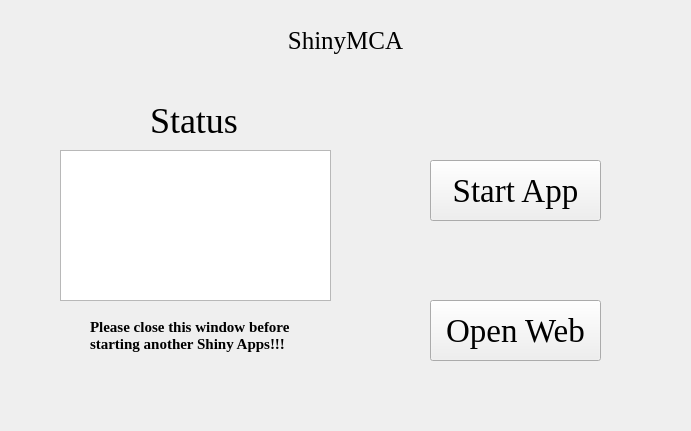
First picture: the form in ShinyMCA.ui, repository hzaurzli/MicroWorldOmics, before the edit.
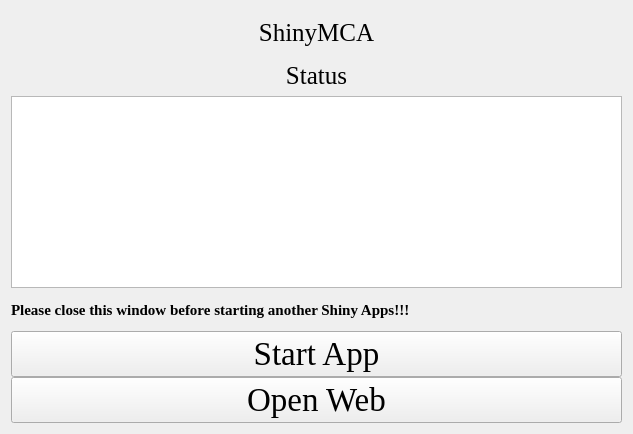
Second picture: the form after the edit. Icons and pictures are not drawn.

Patch:
```diff
--- a/ShinyMCA.ui
+++ b/ShinyMCA.ui
@@ -6,8 +6,8 @@
    <rect>
     <x>0</x>
     <y>0</y>
-    <width>691</width>
-    <height>431</height>
+    <width>633</width>
+    <height>434</height>
    </rect>
   </property>
   <property name="windowTitle">
@@ -16,28 +16,17 @@
   <property name="styleSheet">
    <string notr="true">background-image: url(D:/tools/Pycharm/pyqt/logo/backgroundpage.png)</string>
   </property>
-  <widget class="QTextBrowser" name="textBrowser">
-   <property name="geometry">
-    <rect>
-     <x>60</x>
-     <y>150</y>
-     <width>271</width>
-     <height>151</height>
-    </rect>
+  <layout class="QGridLayout" name="gridLayout_4">
+   <property name="verticalSpacing">
+    <number>0</number>
    </property>
-   <property name="styleSheet">
-    <string notr="true">background-image: url(D:/tools/Pycharm/pyqt/logo/white.png)</string>
-   </property>
-  </widget>
+   <item row="0" column="0">
+    <layout class="QGridLayout" name="gridLayout_5">
+     <property name="verticalSpacing">
+      <number>0</number>
+     </property>
+     <item row="0" column="0" colspan="3">
   <widget class="QLabel" name="label">
-   <property name="geometry">
-    <rect>
-     <x>250</x>
-     <y>20</y>
-     <width>191</width>
-     <height>41</height>
-    </rect>
-   </property>
    <property name="font">
     <font>
      <family>Times New Roman</family>
@@ -51,75 +40,32 @@
     <set>Qt::AlignCenter</set>
    </property>
   </widget>
-  <widget class="QLabel" name="label_2">
-   <property name="geometry">
-    <rect>
-     <x>150</x>
-     <y>100</y>
-     <width>101</width>
-     <height>41</height>
-    </rect>
-   </property>
+     </item>
+     <item row="3" column="0" colspan="3">
+      <widget class="QLabel" name="label_4">
    <property name="font">
     <font>
      <family>Times New Roman</family>
-     <pointsize>27</pointsize>
+         <pointsize>19</pointsize>
     </font>
    </property>
    <property name="text">
     <string>Status</string>
    </property>
    <property name="alignment">
-    <set>Qt::AlignLeading|Qt::AlignLeft|Qt::AlignVCenter</set>
-   </property>
-  </widget>
-  <widget class="QPushButton" name="pushButton">
-   <property name="geometry">
-    <rect>
-     <x>430</x>
-     <y>160</y>
-     <width>171</width>
-     <height>61</height>
-    </rect>
-   </property>
-   <property name="font">
-    <font>
-     <family>Times New Roman</family>
-     <pointsize>25</pointsize>
-    </font>
-   </property>
-   <property name="text">
-    <string>Start App</string>
-   </property>
-  </widget>
-  <widget class="QPushButton" name="pushButton_2">
-   <property name="geometry">
-    <rect>
-     <x>430</x>
-     <y>300</y>
-     <width>171</width>
-     <height>61</height>
-    </rect>
-   </property>
-   <property name="font">
-    <font>
-     <family>Times New Roman</family>
-     <pointsize>25</pointsize>
-    </font>
-   </property>
-   <property name="text">
-    <string>Open Web</string>
-   </property>
-  </widget>
+        <set>Qt::AlignCenter</set>
+       </property>
+      </widget>
+     </item>
+     <item row="5" column="0" rowspan="2" colspan="3">
+      <widget class="QTextBrowser" name="textBrowser">
+       <property name="styleSheet">
+        <string notr="true">background-image: url(D:/Documents/Desktop/white.png)</string>
+       </property>
+      </widget>
+     </item>
+     <item row="7" column="0" colspan="3">
   <widget class="QLabel" name="label_3">
-   <property name="geometry">
-    <rect>
-     <x>90</x>
-     <y>310</y>
-     <width>211</width>
-     <height>51</height>
-    </rect>
-   </property>
    <property name="font">
     <font>
      <family>Times New Roman</family>
@@ -129,10 +75,39 @@
     </font>
    </property>
    <property name="text">
-    <string>Please close this window before
-starting another Shiny Apps!!!</string>
-   </property>
-  </widget>
+        <string>Please close this window before starting another Shiny Apps!!!</string>
+       </property>
+      </widget>
+     </item>
+     <item row="8" column="0" colspan="3">
+      <widget class="QPushButton" name="pushButton">
+       <property name="font">
+        <font>
+         <family>Times New Roman</family>
+         <pointsize>25</pointsize>
+        </font>
+       </property>
+       <property name="text">
+        <string>Start App</string>
+       </property>
+      </widget>
+     </item>
+     <item row="9" column="0" colspan="3">
+      <widget class="QPushButton" name="pushButton_2">
+       <property name="font">
+        <font>
+         <family>Times New Roman</family>
+         <pointsize>25</pointsize>
+        </font>
+       </property>
+       <property name="text">
+        <string>Open Web</string>
+       </property>
+      </widget>
+     </item>
+    </layout>
+   </item>
+  </layout>
  </widget>
  <resources/>
  <connections/>
```
Left out of the diff: 2 changed lines with no effect on the pictures. Lines whose indentation alone changed are shown as unchanged.
